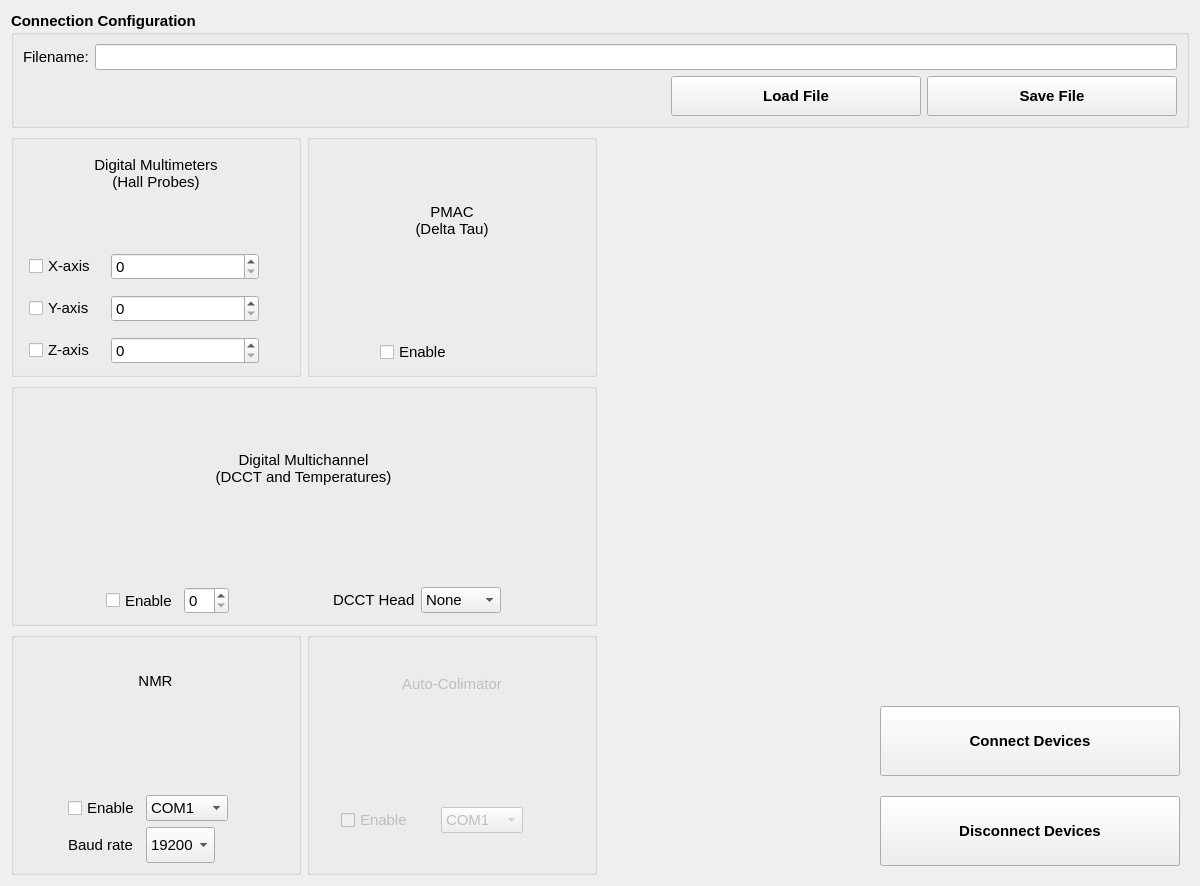
Old version of the form hallbench/gui/ui/connectionwidget.ui in the repository lnls-ima/hall-bench-control.
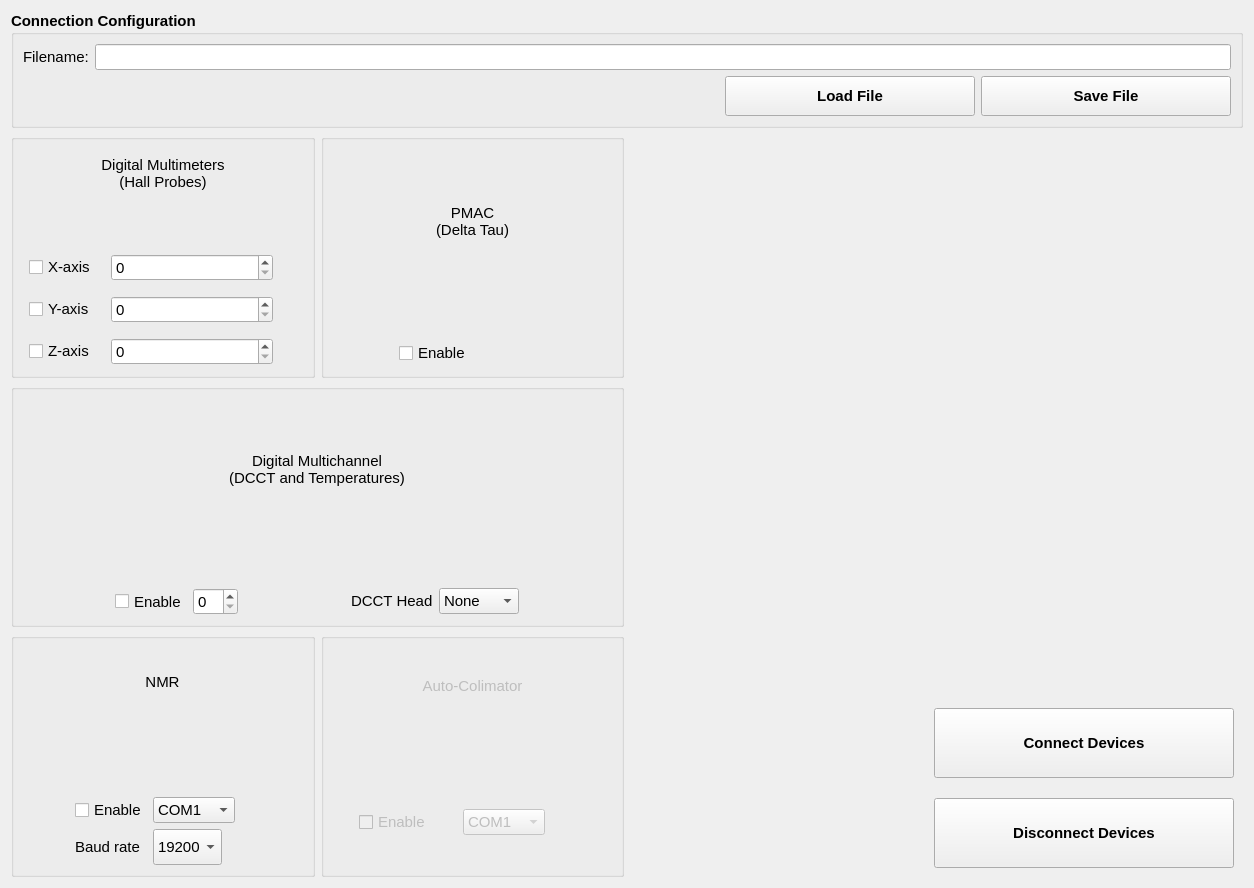
New version of the form. Icons and pictures are not drawn.

Patch:
```diff
--- a/hallbench/gui/ui/connectionwidget.ui
+++ b/hallbench/gui/ui/connectionwidget.ui
@@ -6,8 +6,8 @@
    <rect>
     <x>0</x>
     <y>0</y>
-    <width>1200</width>
-    <height>886</height>
+    <width>1254</width>
+    <height>888</height>
    </rect>
   </property>
   <property name="font">
```
Left out of the diff: 6 changed lines with no effect on the pictures.
